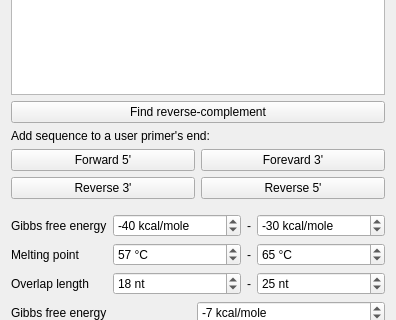
Above: src/plugins/pcr_primer_design_for_dna_assembly/src/PCRPrimerDesignForDNAAssemblyOPWidget.ui from ugeneunipro/ugene before the change; both pictures show x 0 to 396 and y 284 to 604 of the 396 by 1147 pixel window. Below: the same form after it.
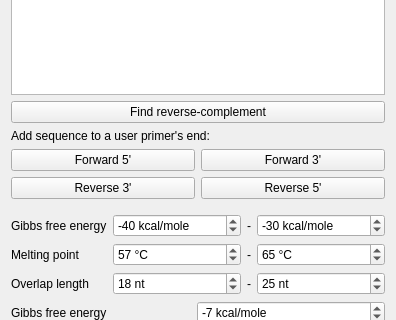
That is the form after the change. Custom widgets are drawn as their Qt base class.

Diff of the .ui file:
```diff
--- a/src/plugins/pcr_primer_design_for_dna_assembly/src/PCRPrimerDesignForDNAAssemblyOPWidget.ui
+++ b/src/plugins/pcr_primer_design_for_dna_assembly/src/PCRPrimerDesignForDNAAssemblyOPWidget.ui
@@ -243,7 +243,7 @@
            <item>
             <widget class="QPushButton" name="pbAddToForward3">
              <property name="text">
-              <string>Forevard 3'</string>
+              <string>Forward 3'</string>
              </property>
             </widget>
            </item>
```
